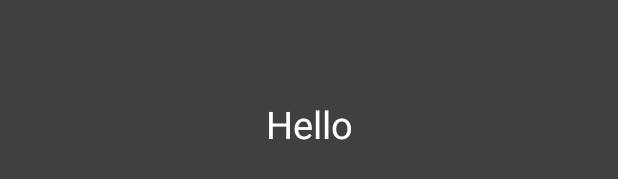
After one commit to EPN-2023B-Moviles-GR1CCA/2023B-mov-gr1cca-herrera-paz-cristopher-josue, an Android app built with Jetpack Compose: the layout activity_main.xml on its own in the app's theme, with its tools: preview values and no code run, on a phone screen of 412 x 824 dp. The commit adds this screen. Shown: the part 492-671 px from the top of the screen. Run offline under Robolectric (Android 15) with nearby library versions, the phone set to English and light mode, and no system bars.

Commit message:
feat: add android practice

```diff
--- /dev/null
+++ b/01-Kotlin/Proyecto2023BMoviles/src/main/kotlin/Facultad.kt
@@ -0,0 +1,2 @@
+class Facultad {
+}
--- /dev/null
+++ b/01-Kotlin/Proyecto2023BMoviles/src/main/kotlin/Universidad.kt
@@ -0,0 +1,2 @@
+class Universidad {
+}
--- a/02-Android/app/build.gradle
+++ b/02-Android/app/build.gradle
@@ -57,6 +57,8 @@ dependencies {
     implementation 'androidx.compose.ui:ui-graphics'
     implementation 'androidx.compose.ui:ui-tooling-preview'
     implementation 'androidx.compose.material3:material3'
+    implementation 'androidx.appcompat:appcompat:1.4.1'
+    implementation 'androidx.constraintlayout:constraintlayout:2.1.3'
     testImplementation 'junit:junit:4.13.2'
     androidTestImplementation 'androidx.test.ext:junit:1.1.3'
     androidTestImplementation 'androidx.test.espresso:espresso-core:3.4.0'
--- /dev/null
+++ b/02-Android/app/src/main/res/layout/activity_main.xml
@@ -0,0 +1,21 @@
+<?xml version="1.0" encoding="utf-8"?>
+<androidx.constraintlayout.widget.ConstraintLayout xmlns:android="http://schemas.android.com/apk/res/android"
+    xmlns:app="http://schemas.android.com/apk/res-auto"
+    xmlns:tools="http://schemas.android.com/tools"
+    android:layout_width="match_parent"
+    android:layout_height="match_parent"
+    android:background="@color/background">
+
+    <TextView
+        android:id="@+id/textView"
+        android:layout_width="206dp"
+        android:layout_height="38dp"
+        android:text="@string/texto_saludo"
+        android:textAlignment="center"
+        android:textColor="@color/text_color"
+        android:textSize="25sp"
+        app:layout_constraintBottom_toBottomOf="parent"
+        app:layout_constraintEnd_toEndOf="parent"
+        app:layout_constraintStart_toStartOf="parent"
+        app:layout_constraintTop_toTopOf="parent" />
+</androidx.constraintlayout.widget.ConstraintLayout>
--- /dev/null
+++ b/02-Android/app/src/main/res/values-en-land/strings.xml
@@ -0,0 +1,6 @@
+<?xml version="1.0" encoding="utf-8"?>
+<resources>
+    <string name="texto_saludo">Good Night</string>
+    <color name="background">#FFBB86FC</color>
+    <color name="text_color">#ffebcd</color>
+</resources>
--- /dev/null
+++ b/02-Android/app/src/main/res/values-es-land/strings.xml
@@ -0,0 +1,6 @@
+<?xml version="1.0" encoding="utf-8"?>
+<resources>
+    <string name="texto_saludo">Good Night</string>
+    <color name="background">#FF03DAC5</color>
+    <color name="text_color">#FFBB86FC</color>
+</resources>
--- /dev/null
+++ b/02-Android/app/src/main/res/values-es-port/strings.xml
@@ -0,0 +1,6 @@
+<?xml version="1.0" encoding="utf-8"?>
+<resources>
+    <string name="texto_saludo">Hola</string>
+    <color name="background">#8b0000</color>
+    <color name="text_color">#8fbc8f</color>
+</resources>
--- a/02-Android/app/src/main/res/values/strings.xml
+++ b/02-Android/app/src/main/res/values/strings.xml
@@ -1,3 +1,6 @@
 <resources>
-    <string name="app_name">CristosApplication</string>
+    <string name="app_name" translatable="false">CristosApplication</string>
+    <string name="texto_saludo">Hello</string>
+    <color name="background">#404040</color>
+    <color name="text_color">#FFF</color>
 </resources>
```
Also changed, not shown: 02-Android/app/src/main/AndroidManifest.xml (+3 -4 lines), 02-Android/app/src/main/java/com/example/cristosapplication/MainActivity.kt (+2 -35 lines), 01-Kotlin/Proyecto2023BMoviles/src/main/kotlin/Universidades.kt (added).
